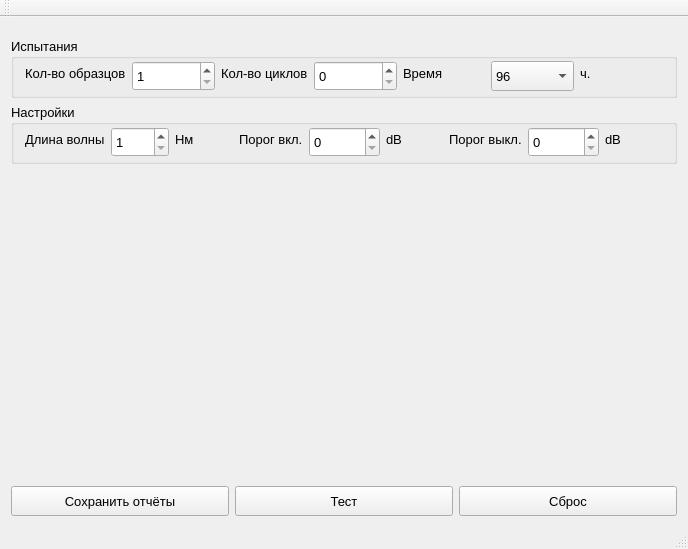
Old version of the form Izluchatel/principalwindow.ui in the repository reinerwaldmann/Izluchatel.
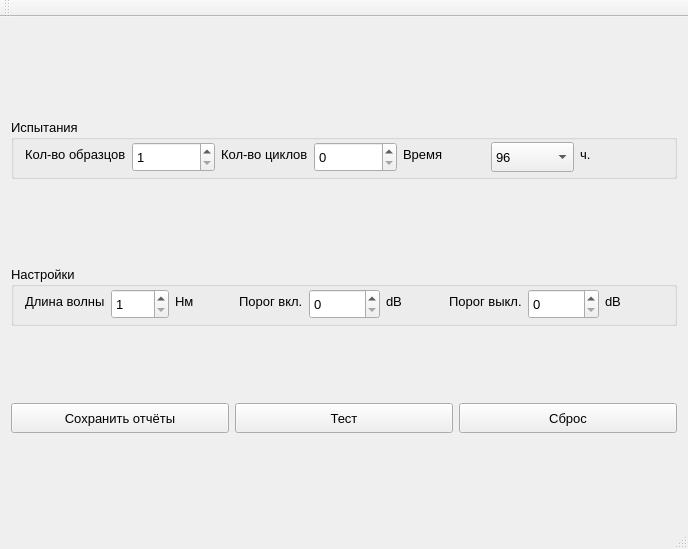
New version of the form.

What changed in the file:
```diff
--- a/Izluchatel/principalwindow.ui
+++ b/Izluchatel/principalwindow.ui
@@ -259,19 +259,6 @@
     <item>
      <layout class="QHBoxLayout" name="horizontalLayoutShells"/>
     </item>
-    <item>
-     <spacer name="verticalSpacer">
-      <property name="orientation">
-       <enum>Qt::Vertical</enum>
-      </property>
-      <property name="sizeHint" stdset="0">
-       <size>
-        <width>20</width>
-        <height>40</height>
-       </size>
-      </property>
-     </spacer>
-    </item>
     <item>
      <layout class="QHBoxLayout" name="horizontalLayout_2">
       <item>
```
Left out of the diff: 2 changed lines with no effect on the pictures.
